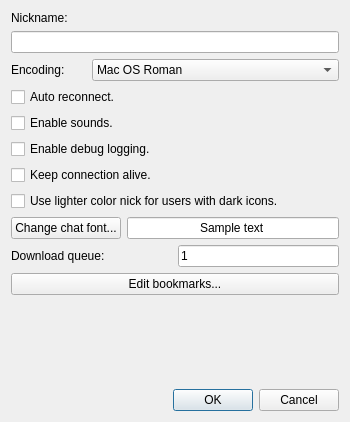
Above: src/dialogpreferences.ui from tjohnman/Obsession before the change. Below: the same form after it.
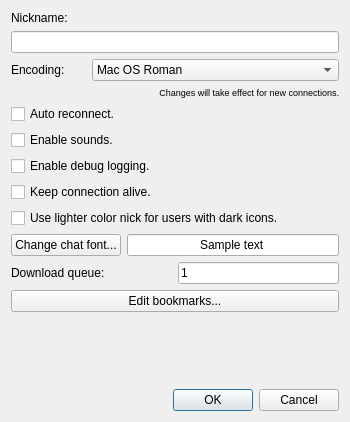
That is the form after the change.

The edit to the form file:
```diff
--- a/src/dialogpreferences.ui
+++ b/src/dialogpreferences.ui
@@ -111,6 +111,21 @@
      </item>
     </layout>
    </item>
+   <item>
+    <widget class="QLabel" name="label_2">
+     <property name="font">
+      <font>
+       <pointsize>7</pointsize>
+      </font>
+     </property>
+     <property name="text">
+      <string>Changes will take effect for new connections.</string>
+     </property>
+     <property name="alignment">
+      <set>Qt::AlignRight|Qt::AlignTrailing|Qt::AlignVCenter</set>
+     </property>
+    </widget>
+   </item>
    <item>
     <widget class="QCheckBox" name="checkReconnect">
      <property name="text">
```
Left out of the diff: 2 changed lines with no effect on the pictures.
